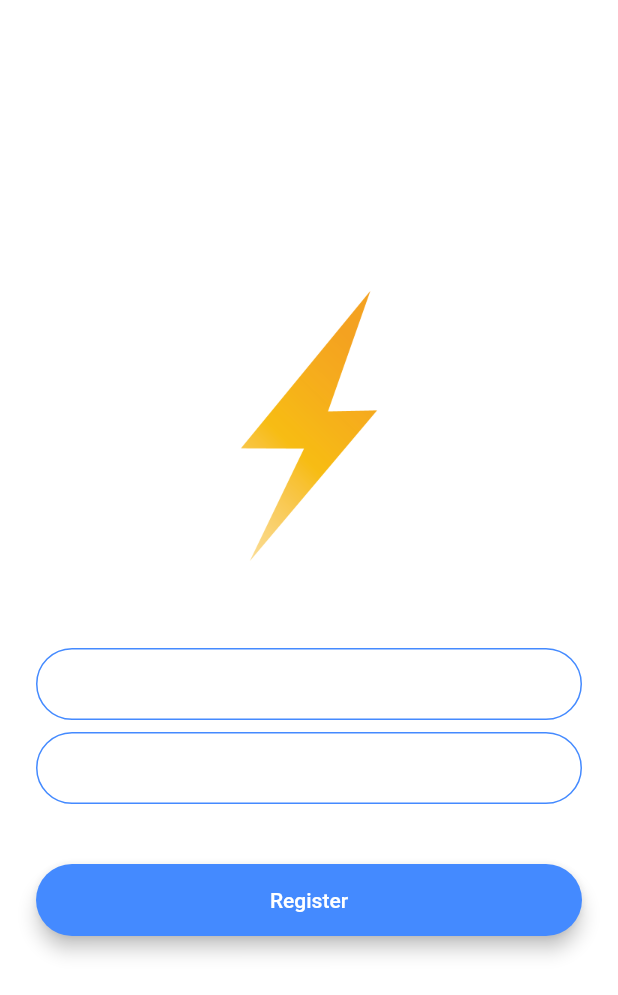
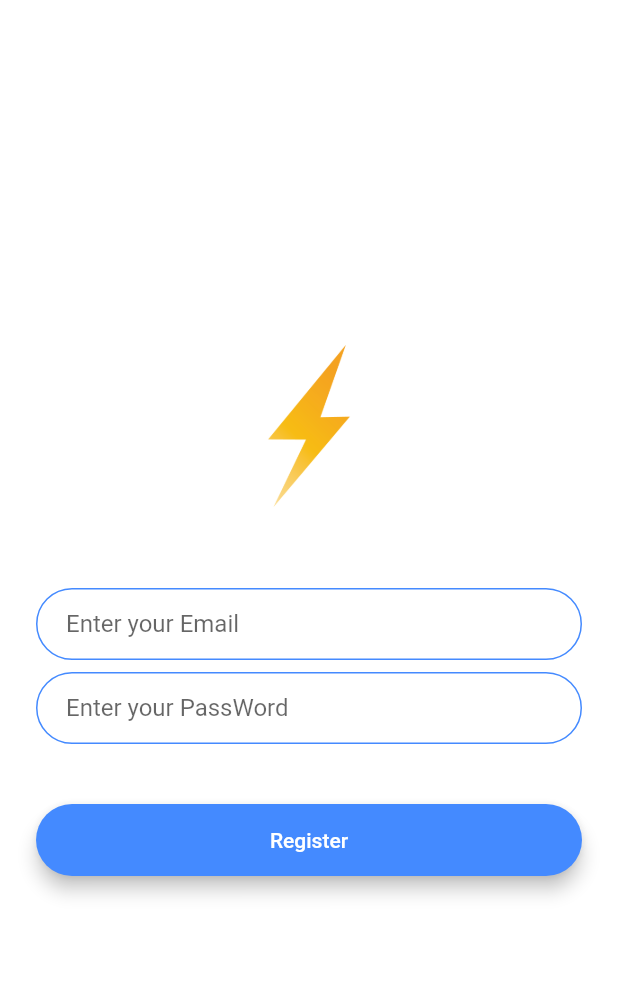
Before and after one commit to Aspabac/Chat_flutter_firestore, a Flutter app: the screen it shows after launch, after a tap on "Register", on a phone screen of 412 x 824 dp. Shown: the top 995 px of the screen. Run offline on Flutter 3.47's test engine with Material 2 defaults, Android fonts, the phone set to English and light mode, and no system bars; our stand-ins replace animated_text_kit.

Commit message:
refactoring the code more simply

```diff
--- /dev/null
+++ b/lib/components/rounded_button.dart
@@ -0,0 +1,31 @@
+import 'package:flutter/material.dart';
+
+class RoundedButton extends StatelessWidget {
+  const RoundedButton({this.color, this.onPressed, this.title});
+
+  final Color color;
+  final String title;
+  final Function onPressed;
+
+  @override
+  Widget build(BuildContext context) {
+    return Padding(
+      padding: EdgeInsets.symmetric(vertical: 16.0),
+      child: Material(
+        elevation: 5.0,
+        color: color,
+        borderRadius: BorderRadius.circular(30.0),
+        child: MaterialButton(
+          onPressed: onPressed,
+          minWidth: 200.0,
+          height: 42.0,
+          child: Text(
+            title,
+            style: TextStyle(color: Colors.white),
+          ),
+
+        ),
+      ),
+    );
+  }
+}
--- a/lib/constants.dart
+++ b/lib/constants.dart
@@ -17,3 +17,20 @@ const kMessageContainerDecoration = BoxDecoration(
     top: BorderSide(color: Colors.lightBlueAccent, width: 2.0),
   ),
 );
+
+const kTextFieldDecoration = InputDecoration(
+  hintText: 'Enter a value',
+  contentPadding:
+  EdgeInsets.symmetric(vertical: 10.0, horizontal: 20.0),
+  border: OutlineInputBorder(
+    borderRadius: BorderRadius.all(Radius.circular(32.0)),
+  ),
+  enabledBorder: OutlineInputBorder(
+    borderSide: BorderSide(color: Colors.blueAccent, width: 1.0),
+    borderRadius: BorderRadius.all(Radius.circular(32.0)),
+  ),
+  focusedBorder: OutlineInputBorder(
+    borderSide: BorderSide(color: Colors.blueAccent, width: 2.0),
+    borderRadius: BorderRadius.all(Radius.circular(32.0)),
+  ),
+);
--- a/lib/main.dart
+++ b/lib/main.dart
@@ -10,11 +10,6 @@ class FlashChat extends StatelessWidget {
   @override
   Widget build(BuildContext context) {
     return MaterialApp(
-      theme: ThemeData.dark().copyWith(
-        textTheme: TextTheme(
-          bodyText2: TextStyle(color: Colors.black54),
-        ),
-      ),
       initialRoute: WelcomeScreen.id,
       routes: {
         WelcomeScreen.id : (context) => WelcomeScreen(),
--- a/lib/screens/login_screen.dart
+++ b/lib/screens/login_screen.dart
@@ -1,4 +1,6 @@
 import 'package:flutter/material.dart';
+import 'package:flutter_chat/components/rounded_button.dart';
+import 'package:flutter_chat/constants.dart';
 
 class LoginScreen extends StatefulWidget {
   static const String id = 'login_screen';
@@ -21,7 +23,7 @@ class _LoginScreenState extends State<LoginScreen> {
             Hero(
               tag: 'logo',
               child: Container(
-                height: 200.0,
+                height: 120.0,
                 child: Image.asset('images/logo.png'),
               ),
             ),
@@ -32,24 +34,7 @@ class _LoginScreenState extends State<LoginScreen> {
               onChanged: (value) {
                 //Do something with the user input.
               },
-              decoration: InputDecoration(
-                hintText: 'Enter your email',
-                contentPadding:
-                EdgeInsets.symmetric(vertical: 10.0, horizontal: 20.0),
-                border: OutlineInputBorder(
-                  borderRadius: BorderRadius.all(Radius.circular(32.0)),
-                ),
-                enabledBorder: OutlineInputBorder(
-                  borderSide:
-                  BorderSide(color: Colors.lightBlueAccent, width: 1.0),
-                  borderRadius: BorderRadius.all(Radius.circular(32.0)),
-                ),
-                focusedBorder: OutlineInputBorder(
-                  borderSide:
-                  BorderSide(color: Colors.lightBlueAccent, width: 2.0),
-                  borderRadius: BorderRadius.all(Radius.circular(32.0)),
-                ),
-              ),
+              decoration: kTextFieldDecoration.copyWith(hintText: 'Enter your Email')
             ),
             SizedBox(
               height: 8.0,
@@ -58,45 +43,17 @@ class _LoginScreenState extends State<LoginScreen> {
               onChanged: (value) {
                 //Do something with the user input.
               },
-              decoration: InputDecoration(
-                hintText: 'Enter your password.',
-                contentPadding:
-                EdgeInsets.symmetric(vertical: 10.0, horizontal: 20.0),
-                border: OutlineInputBorder(
-                  borderRadius: BorderRadius.all(Radius.circular(32.0)),
-                ),
-                enabledBorder: OutlineInputBorder(
-                  borderSide:
-                  BorderSide(color: Colors.lightBlueAccent, width: 1.0),
-                  borderRadius: BorderRadius.all(Radius.circular(32.0)),
-                ),
-                focusedBorder: OutlineInputBorder(
-                  borderSide:
-                  BorderSide(color: Colors.lightBlueAccent, width: 2.0),
-                  borderRadius: BorderRadius.all(Radius.circular(32.0)),
-                ),
-              ),
+              decoration: kTextFieldDecoration.copyWith(hintText: 'Enter your PassWord')
             ),
             SizedBox(
               height: 24.0,
             ),
-            Padding(
-              padding: EdgeInsets.symmetric(vertical: 16.0),
-              child: Material(
-                color: Colors.lightBlueAccent,
-                borderRadius: BorderRadius.all(Radius.circular(30.0)),
-                elevation: 5.0,
-                child: MaterialButton(
-                  onPressed: () {
-                    //Implement login functionality.
-                  },
-                  minWidth: 200.0,
-                  height: 42.0,
-                  child: Text(
-                    'Log In',
-                  ),
-                ),
-              ),
+            RoundedButton(
+              color: Colors.lightBlueAccent,
+              title: 'Log in',
+              onPressed: () {
+
+              },
             ),
           ],
         ),
--- a/lib/screens/registration_screen.dart
+++ b/lib/screens/registration_screen.dart
@@ -1,4 +1,7 @@
 import 'package:flutter/material.dart';
+import 'package:flutter_chat/components/rounded_button.dart';
+import 'package:flutter_chat/constants.dart';
+import 'package:flutter_chat/screens/welcome_screen.dart';
 
 class RegistrationScreen extends StatefulWidget {
   static const String id = 'registration_screen';
@@ -21,7 +24,7 @@ class _RegistrationScreenState extends State<RegistrationScreen> {
             Hero(
               tag: 'logo',
               child: Container(
-                height: 200.0,
+                height: 120.0,
                 child: Image.asset('images/logo.png'),
               ),
             ),
@@ -32,22 +35,7 @@ class _RegistrationScreenState extends State<RegistrationScreen> {
               onChanged: (value) {
                 //Do something with the user input.
               },
-              decoration: InputDecoration(
-                hintText: 'Enter your email',
-                contentPadding:
-                EdgeInsets.symmetric(vertical: 10.0, horizontal: 20.0),
-                border: OutlineInputBorder(
-                  borderRadius: BorderRadius.all(Radius.circular(32.0)),
-                ),
-                enabledBorder: OutlineInputBorder(
-                  borderSide: BorderSide(color: Colors.blueAccent, width: 1.0),
-                  borderRadius: BorderRadius.all(Radius.circular(32.0)),
-                ),
-                focusedBorder: OutlineInputBorder(
-                  borderSide: BorderSide(color: Colors.blueAccent, width: 2.0),
-                  borderRadius: BorderRadius.all(Radius.circular(32.0)),
-                ),
-              ),
+              decoration: kTextFieldDecoration.copyWith(hintText: 'Enter your Email')
             ),
             SizedBox(
               height: 8.0,
@@ -56,44 +44,17 @@ class _RegistrationScreenState extends State<RegistrationScreen> {
               onChanged: (value) {
                 //Do something with the user input.
               },
-              decoration: InputDecoration(
-                hintText: 'Enter your password',
-                contentPadding:
-                EdgeInsets.symmetric(vertical: 10.0, horizontal: 20.0),
-                border: OutlineInputBorder(
-                  borderRadius: BorderRadius.all(Radius.circular(32.0)),
-                ),
-                enabledBorder: OutlineInputBorder(
-                  borderSide: BorderSide(color: Colors.blueAccent, width: 1.0),
-                  borderRadius: BorderRadius.all(Radius.circular(32.0)),
-                ),
-                focusedBorder: OutlineInputBorder(
-                  borderSide: BorderSide(color: Colors.blueAccent, width: 2.0),
-                  borderRadius: BorderRadius.all(Radius.circular(32.0)),
-                ),
-              ),
+              decoration: kTextFieldDecoration.copyWith(hintText: 'Enter your PassWord')
             ),
             SizedBox(
               height: 24.0,
             ),
-            Padding(
-              padding: EdgeInsets.symmetric(vertical: 16.0),
-              child: Material(
-                color: Colors.blueAccent,
-                borderRadius: BorderRadius.all(Radius.circular(30.0)),
-                elevation: 5.0,
-                child: MaterialButton(
-                  onPressed: () {
-                    //Implement registration functionality.
-                  },
-                  minWidth: 200.0,
-                  height: 42.0,
-                  child: Text(
-                    'Register',
-                    style: TextStyle(color: Colors.white),
-                  ),
-                ),
-              ),
+            RoundedButton(
+              color: Colors.blueAccent,
+              title: 'Register',
+              onPressed: () {
+
+              },
             ),
           ],
         ),
--- a/lib/screens/welcome_screen.dart
+++ b/lib/screens/welcome_screen.dart
@@ -2,6 +2,7 @@ import 'package:flutter/material.dart';
 import 'package:flutter_chat/screens/login_screen.dart';
 import 'package:flutter_chat/screens/registration_screen.dart';
 import 'package:animated_text_kit/animated_text_kit.dart';
+import 'package:flutter_chat/components/rounded_button.dart';
 
 class WelcomeScreen extends StatefulWidget {
   static const String id = 'welcome_screen';
@@ -19,19 +20,16 @@ class _WelcomeScreenState extends State<WelcomeScreen>
   void initState() {
     // TODO: implement initState
     super.initState();
+
     controller = AnimationController(
       duration: Duration(seconds: 2),
       vsync: this,
     );
-
     animation = ColorTween(begin: Colors.blueGrey, end: Colors.white)
         .animate(controller);
-
     controller.forward();
-
     controller.addListener(() {
       setState(() {});
-      print(animation.value);
     });
   }
 
@@ -61,7 +59,7 @@ class _WelcomeScreenState extends State<WelcomeScreen>
                   ),
                 ),
                 TypewriterAnimatedTextKit(
-                  text: ['Hello World','Flash Chat'],
+                  text: ['Hello World', 'Flash Chat'],
                   totalRepeatCount: 2,
                   textStyle: TextStyle(
                     color: Colors.black,
@@ -74,42 +72,19 @@ class _WelcomeScreenState extends State<WelcomeScreen>
             SizedBox(
               height: 48.0,
             ),
-            Padding(
-              padding: EdgeInsets.symmetric(vertical: 16.0),
-              child: Material(
-                elevation: 5.0,
+            RoundedButton(
               color: Colors.lightBlueAccent,
-                borderRadius: BorderRadius.circular(30.0),
-                child: MaterialButton(
+              title: 'Log in',
               onPressed: () {
                 Navigator.pushNamed(context, LoginScreen.id);
-                    //Go to login screen.
               },
-                  minWidth: 200.0,
-                  height: 42.0,
-                  child: Text(
-                    'Log In',
             ),
-                ),
-              ),
-            ),
-            Padding(
-              padding: EdgeInsets.symmetric(vertical: 16.0),
-              child: Material(
+            RoundedButton(
               color: Colors.blueAccent,
-                borderRadius: BorderRadius.circular(30.0),
-                elevation: 5.0,
-                child: MaterialButton(
+              title: 'Register',
               onPressed: () {
                 Navigator.pushNamed(context, RegistrationScreen.id);
               },
-                  minWidth: 200.0,
-                  height: 42.0,
-                  child: Text(
-                    'Register',
-                  ),
-                ),
-              ),
             ),
           ],
         ),
```
Lines whose indentation alone changed are shown as unchanged.
